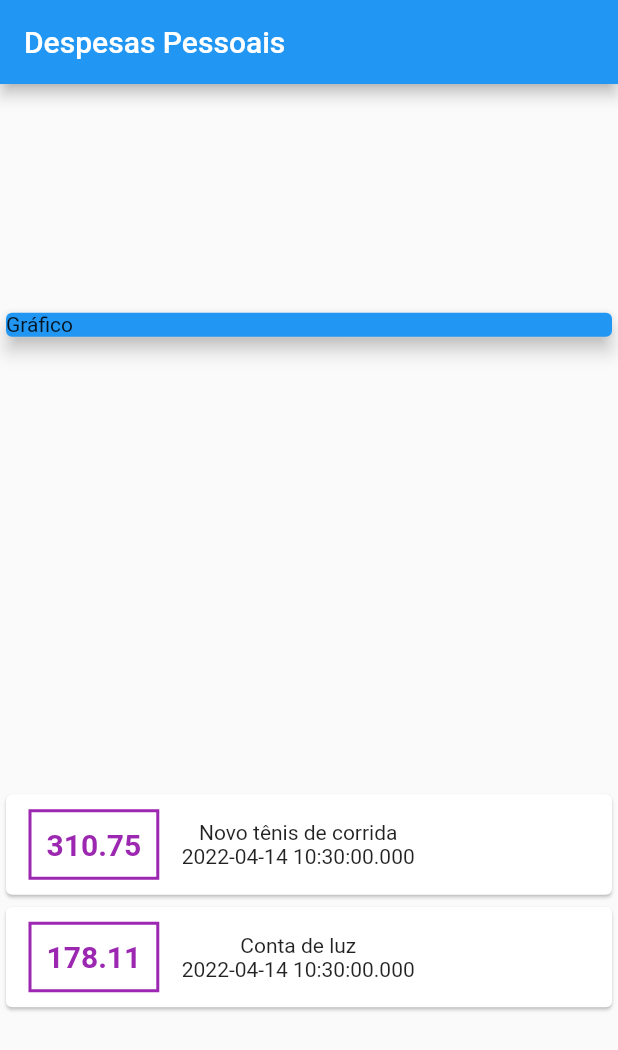
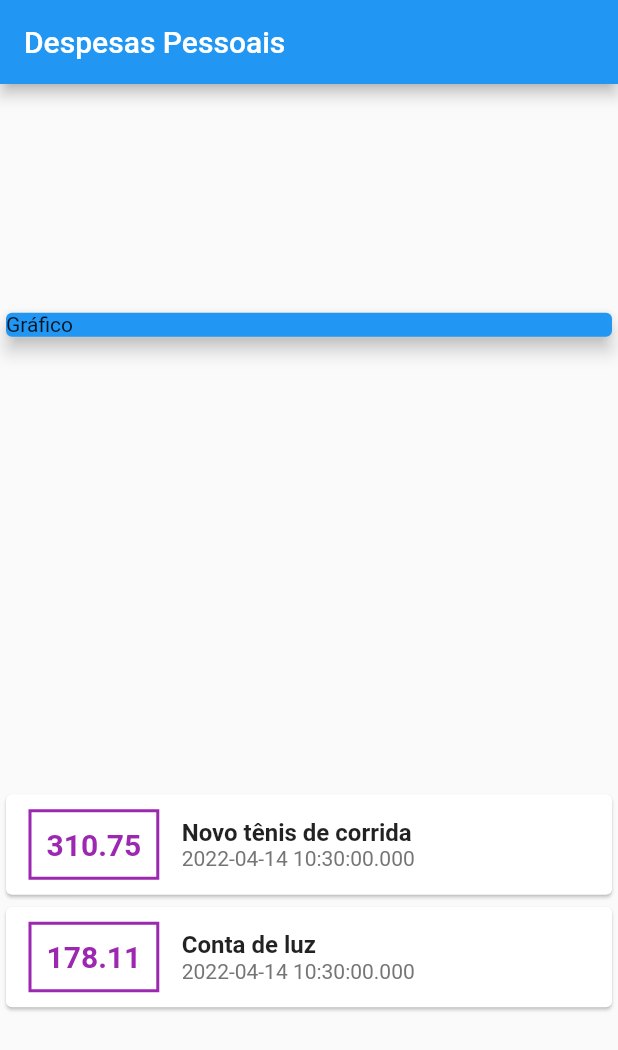
Before and after one commit to wagner-de-carvalho/expenses, a Flutter app: the screen it shows after launch, on a phone screen of 412 x 824 dp. Shown: the top 1050 px of the screen. Run offline on Flutter 3.47's test engine with Material 2 defaults, Android fonts, the phone set to English and light mode, and no system bars.

Commit message:
aplicando estilo titulo e data

```diff
--- a/lib/main.dart
+++ b/lib/main.dart
@@ -60,7 +60,14 @@ class MyHomePage extends StatelessWidget {
                         ),
                       ),
                       Column(
-                        children: [Text(tr.title), Text(tr.date.toString())],
+                        crossAxisAlignment: CrossAxisAlignment.start,
+                        children: [
+                          Text(tr.title,
+                              style: TextStyle(
+                                  fontSize: 16, fontWeight: FontWeight.bold)),
+                          Text(tr.date.toString(),
+                              style: TextStyle(color: Colors.grey[600]))
+                        ],
                       )
                     ],
                   ),
```
